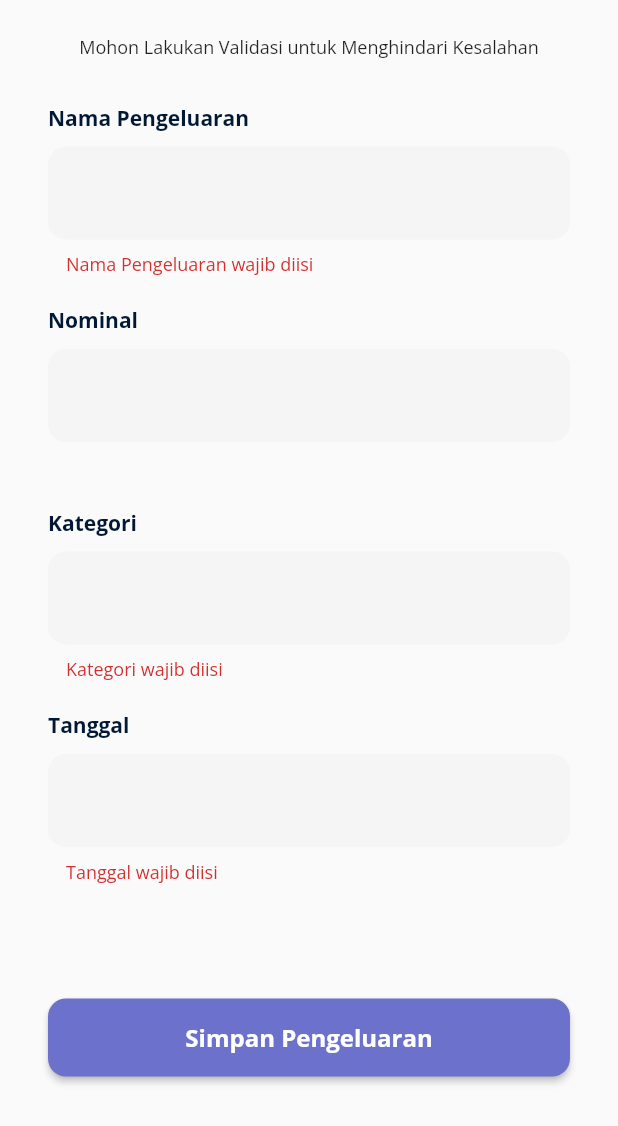
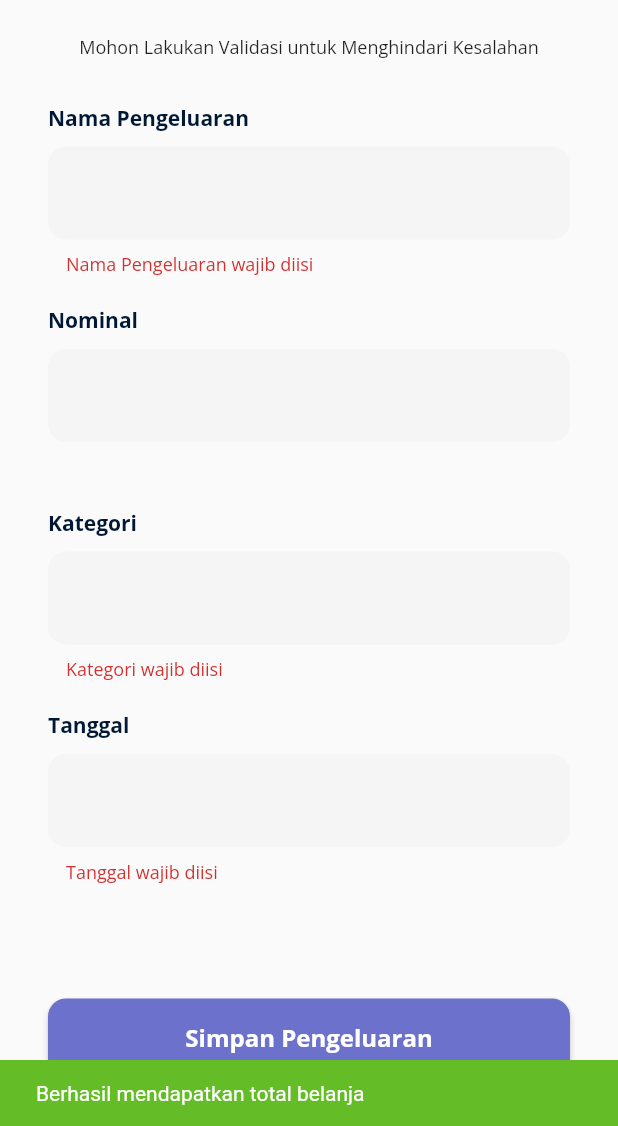
Before and after one commit to pawangdev/pawang-mobile, a Flutter app: the ValidasiScanScreen screen opened directly with empty values, after a tap on "Simpan Pengeluaran", on a phone screen of 412 x 824 dp, the part 110-1236 px from its top. Run offline on Flutter 3.47's test engine with Material 2 defaults, Android fonts, the phone set to English and light mode, and no system bars; our stand-ins replace flutter_svg, image_picker, sqflite; missing offline and left inert: google_ml_kit; accounts and stored records are empty.

Commit message:
add color const and a little tidying

```diff
--- a/lib/config/theme_constants.dart
+++ b/lib/config/theme_constants.dart
@@ -7,6 +7,8 @@ const Color kBlack = Color(0xFF001833);
 const Color kWarning = Color(0xFFFAD202);
 const Color kSuccess = Color(0xFF64BC26);
 const Color kGray = Color(0xFF8B8B8B);
+const Color kError = Color(0xFFEA1601);
+const Color kSecondary = Color(0xFFFD9900);
 
 // Padding
 const double kDefaultPadding = 16.0;
--- a/lib/views/scan_struk_screen.dart
+++ b/lib/views/scan_struk_screen.dart
@@ -101,13 +101,13 @@ class _ScanStrukState extends State<ScanStruk> {
         }
       }
       Navigator.pushNamed(context, ValidasiScanScreen.routeName,
-          arguments: ArgumentsValidasi(
+          arguments: ArgumentsValidation(
               filePath: image.filePath.toString(),
               nominal: total_belanja.toString()));
     } catch (e) {
       ScaffoldMessenger.of(context).showSnackBar(SnackBar(
         content: Text("Gambar tidak mengandung unsur total"),
-        backgroundColor: Colors.redAccent,
+        backgroundColor: kError,
       ));
     }
   }
--- a/lib/views/validasi_scan_screen.dart
+++ b/lib/views/validasi_scan_screen.dart
@@ -24,20 +24,25 @@ class _ValidasiScanScreenState extends State<ValidasiScanScreen> {
   String? filePath;
   bool _validation = false;
 
+  Future<void> simpanData(PengeluaranModel data) async {
+    try {
+      await PengeluaranService().create(data);
+    } catch (e) {
+      print(e);
+    }
+  }
+
   @override
   Widget build(BuildContext context) {
     final args =
-        ModalRoute.of(context)!.settings.arguments as ArgumentsValidasi;
+      ModalRoute.of(context)!.settings.arguments as ArgumentsValidation;
     nominal_pengeluaran.text = args.nominal;
     filePath = args.filePath;
 
-    Future<void> simpanData(PengeluaranModel data) async {
-      try {
-        await PengeluaranService().create(data);
-      } catch (e) {
-        print(e);
-      }
-    }
+    ScaffoldMessenger.of(context).showSnackBar(SnackBar(
+      content: Text("Berhasil mendapatkan total belanja"),
+      backgroundColor: kSuccess
+    ));
 
     return Scaffold(
       body: SafeArea(
@@ -137,10 +142,10 @@ class _ValidasiScanScreenState extends State<ValidasiScanScreen> {
                   keyboardType: TextInputType.none,
                   onTap: () {
                     showDatePicker(
-                            context: context,
-                            initialDate: DateTime.now(),
-                            firstDate: DateTime(2000),
-                            lastDate: DateTime(2099))
+                      context: context,
+                      initialDate: DateTime.now(),
+                      firstDate: DateTime(2000),
+                      lastDate: DateTime(2099))
                         .then((date) {
                       if (date != null) {
                         initializeDateFormatting('id_ID', null);
@@ -211,7 +216,7 @@ class _ValidasiScanScreenState extends State<ValidasiScanScreen> {
                               ScaffoldMessenger.of(context)
                                   .showSnackBar(SnackBar(
                                 content: Text(e.toString()),
-                                backgroundColor: Colors.redAccent,
+                                backgroundColor: kError,
                               ));
                             }
                           }
@@ -234,9 +239,9 @@ class _ValidasiScanScreenState extends State<ValidasiScanScreen> {
   }
 }
 
-class ArgumentsValidasi {
+class ArgumentsValidation {
   String nominal;
   String filePath;
 
-  ArgumentsValidasi({required this.filePath, required this.nominal});
+  ArgumentsValidation({required this.filePath, required this.nominal});
 }
--- a/lib/widgets/CardPengeluaran.dart
+++ b/lib/widgets/CardPengeluaran.dart
@@ -39,7 +39,7 @@ class CardPengeluaran extends StatelessWidget {
                 Text(
                   "- Rp. ${data.nominal_pengeluaran.toString()}",
                   style: kOpenSans.copyWith(
-                      fontSize: 10, fontWeight: semibold, color: kWarning),
+                      fontSize: 10, fontWeight: semibold, color: kSecondary),
                 )
               ],
             ),
```
